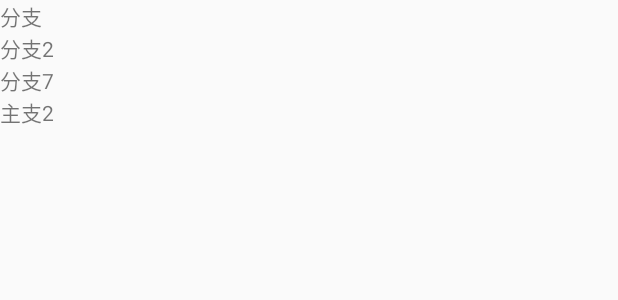
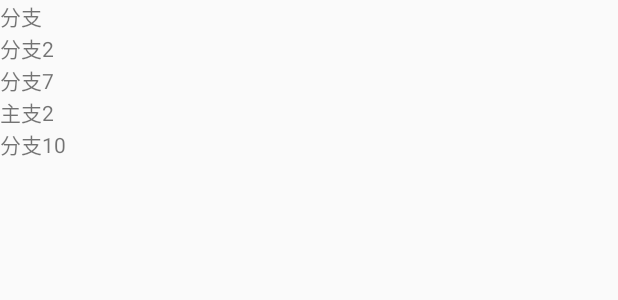
Before and after one commit to d071225/AndroidStudioDemo, an Android app: the layout activity_git.xml on its own in the app's theme, with its tools: preview values and no code run, on a phone screen of 412 x 824 dp. Shown: the top 300 px of the screen. Run offline under Robolectric (Android 15) with nearby library versions, the phone set to English and light mode, and no system bars.

Commit message:
添加分支10

```diff
--- a/androidfengkuangdemo/src/main/res/layout/activity_git.xml
+++ b/androidfengkuangdemo/src/main/res/layout/activity_git.xml
@@ -18,4 +18,8 @@
         android:layout_width="wrap_content"
         android:layout_height="wrap_content"
         android:text="主支2"/>
+    <TextView
+        android:layout_width="wrap_content"
+        android:layout_height="wrap_content"
+        android:text="分支10"/>
 </LinearLayout>
```
